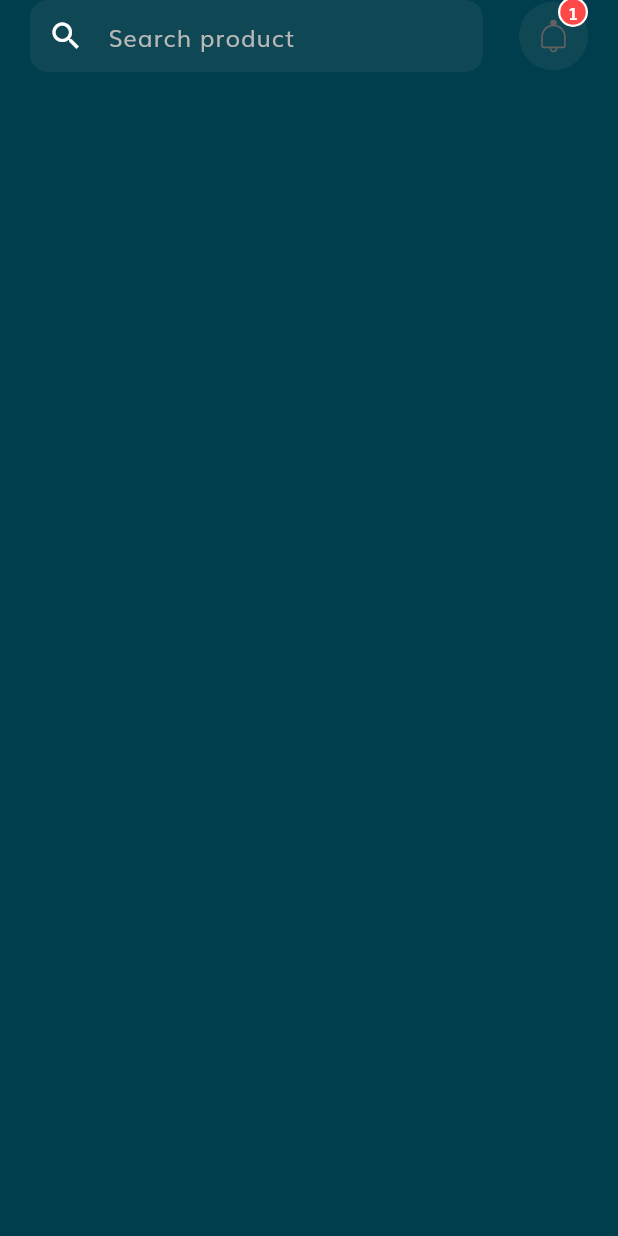
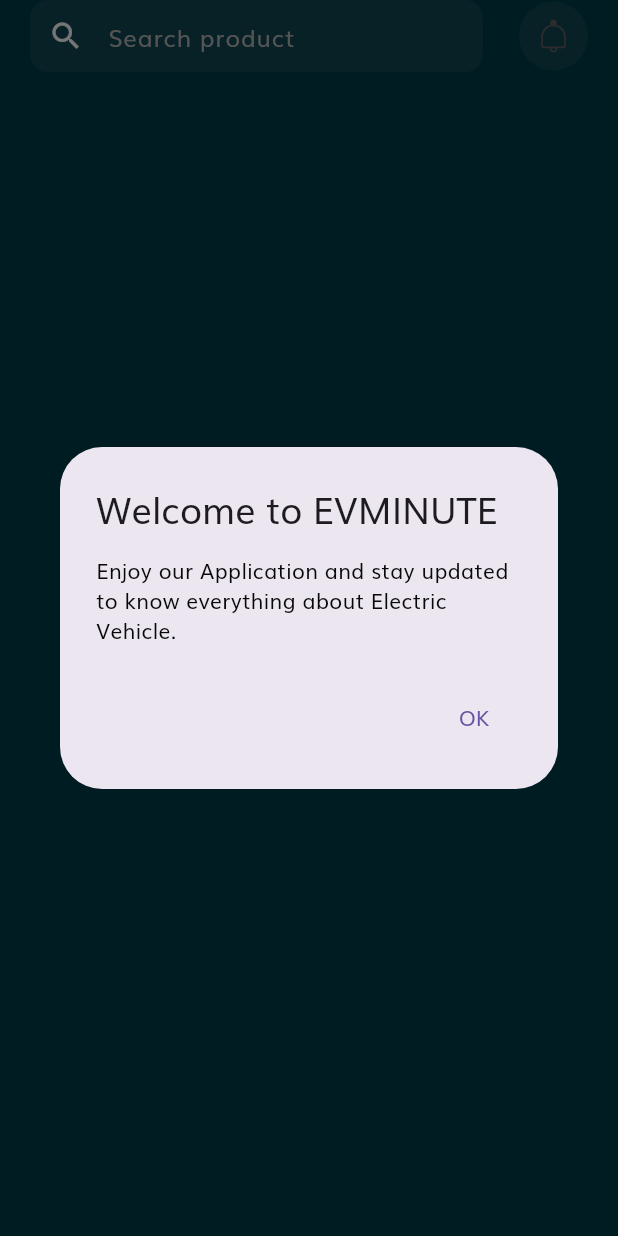
Before and after one commit to imaddamianos/evminute, a Flutter app: the HomeHeader widget shown alone on an empty page, opened directly, after a tap on an icon or button, on a phone screen of 412 x 824 dp. Run offline on Flutter 3.47's test engine with Material 3 defaults, Android fonts, the phone set to English and light mode, and no system bars; our stand-ins replace cloud_firestore, firebase_auth, firebase_core, firebase_database, firebase_storage, flutter_secure_storage and 6 more; missing offline and left inert: firebase_ui_auth, firebase_ui_oauth_google; accounts and stored records are empty.

Commit message:
fixing notification bell and popular products

```diff
--- a/lib/screens/home/components/home_header.dart
+++ b/lib/screens/home/components/home_header.dart
@@ -1,13 +1,45 @@
 import 'package:flutter/material.dart';
 
-// import '../../cart/cart_screen.dart';
 import 'icon_btn_with_counter.dart';
 import 'search_field.dart';
 
-class HomeHeader extends StatelessWidget {
+class HomeHeader extends StatefulWidget {
   const HomeHeader({
     Key? key,
   }) : super(key: key);
+
+  @override
+  _HomeHeaderState createState() => _HomeHeaderState();
+}
+
+class _HomeHeaderState extends State<HomeHeader> {
+  int notificationNum = 1;
+
+  // Function to show the greeting alert
+  void showGreetingAlert(BuildContext context) {
+    setState(() {
+      notificationNum = 0; // Update notificationNum and trigger a rebuild
+    });
+
+    showDialog(
+      context: context,
+      builder: (BuildContext context) {
+        return AlertDialog(
+          title: const Text("Welcome to EVMINUTE"),
+          content: const Text(
+              "Enjoy our Application and stay updated to know everything about Electric Vehicle."),
+          actions: [
+            TextButton(
+              onPressed: () {
+                Navigator.of(context).pop(); // Close the dialog
+              },
+              child: const Text("OK"),
+            ),
+          ],
+        );
+      },
+    );
+  }
 
   @override
   Widget build(BuildContext context) {
@@ -18,18 +50,24 @@
         children: [
           const Expanded(child: SearchField()),
           const SizedBox(width: 16),
-          // IconBtnWithCounter(
-          //   svgSrc: "assets/icons/Cart Icon.svg",
-          //   press: () => Navigator.pushNamed(context, CartScreen.routeName),
-          // ),
           const SizedBox(width: 8),
           IconBtnWithCounter(
             svgSrc: "assets/icons/Bell.svg",
-            numOfitem: 1,
-            press: () {},
+            numOfitem: notificationNum,
+            press: () {
+              showGreetingAlert(
+                  context); // Call the function to show the greeting alert
+            },
           ),
         ],
       ),
     );
   }
 }
+
+
+
+
+//  title: const Text("Welcome to EVMINUTE"),
+//           content: const Text(
+//               "Enjoy our Application and stay updated to know everything about Electric Vehicle.")
```
Also changed, not shown: lib/screens/home/components/popular_product.dart (+19 -21 lines).
